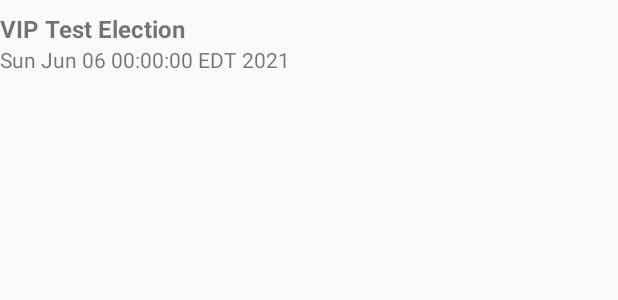
After one commit to yuriikonovalov/-udacity-nanodegree-political-preparedness, an Android app: the layout list_item_election.xml on its own in the app's theme, with its tools: preview values and no code run, on a phone screen of 412 x 824 dp. The commit adds this screen. Shown: the top 300 px of the screen. Run offline under Robolectric (Android 15) with nearby library versions, the phone set to English and light mode, and no system bars.

Commit message:
Add ElectionListAdapter

```diff
--- a/app/src/main/java/com/example/android/politicalpreparedness/launch/LaunchFragment.kt
+++ b/app/src/main/java/com/example/android/politicalpreparedness/launch/LaunchFragment.kt
@@ -3,10 +3,7 @@ package com.example.android.politicalpreparedness.launch
 import android.os.Bundle
 import android.view.*
 import androidx.fragment.app.Fragment
-import androidx.lifecycle.Observer
-import androidx.lifecycle.ViewModelProvider
 import androidx.navigation.fragment.findNavController
-import com.example.android.politicalpreparedness.R
 import com.example.android.politicalpreparedness.databinding.FragmentLaunchBinding
 
 
--- a/app/src/main/java/com/example/android/politicalpreparedness/util/BindingAdapters.kt
+++ /dev/null
@@ -1,5 +0,0 @@
-package com.example.android.politicalpreparedness.util
-
-import android.widget.ArrayAdapter
-import android.widget.Spinner
-import androidx.databinding.BindingAdapter
--- /dev/null
+++ b/app/src/main/java/com/example/android/politicalpreparedness/util/CommonConstants.kt
@@ -0,0 +1,6 @@
+package com.example.android.politicalpreparedness.util
+
+object CommonConstants {
+    //Sun Jun 06 00:00:00 EDT 2021
+    const val ELECTION_DATE_TO_STRING_FORMAT = "EEE MMM dd HH:mm:ss zz yyyy"
+}
--- a/app/src/main/res/layout/fragment_election.xml
+++ b/app/src/main/res/layout/fragment_election.xml
@@ -4,6 +4,11 @@
     xmlns:tools="http://schemas.android.com/tools">
 
     <!-- TODO: Add node to connect Election ViewModel -->
+    <data>
+        <variable
+            name="viewModel"
+            type="com.example.android.politicalpreparedness.election.ElectionsViewModel" />
+    </data>
 
     <androidx.constraintlayout.widget.ConstraintLayout
         android:layout_width="match_parent"
--- a/app/src/main/res/layout/fragment_representative.xml
+++ b/app/src/main/res/layout/fragment_representative.xml
@@ -67,7 +67,6 @@
             android:layout_height="0dp"
             android:autofillHints=""
             android:inputType="textPostalAddress"
-
             app:layout_constraintBottom_toBottomOf="@id/edittext_representative_city"
             app:layout_constraintEnd_toEndOf="parent"
             app:layout_constraintStart_toEndOf="@id/edittext_representative_city"
--- /dev/null
+++ b/app/src/main/res/layout/list_item_election.xml
@@ -0,0 +1,42 @@
+<?xml version="1.0" encoding="utf-8"?>
+<layout xmlns:android="http://schemas.android.com/apk/res/android"
+    xmlns:app="http://schemas.android.com/apk/res-auto"
+    xmlns:tools="http://schemas.android.com/tools">
+
+    <data>
+
+        <variable
+            name="election"
+            type="com.example.android.politicalpreparedness.network.models.Election" />
+
+        <variable
+            name="clickListener"
+            type="com.example.android.politicalpreparedness.election.adapter.ElectionListener" />
+    </data>
+
+
+    <LinearLayout
+        android:layout_width="match_parent"
+        android:layout_height="wrap_content"
+        android:layout_marginVertical="@dimen/margin_default"
+        android:onClick="@{() -> clickListener.onClick(election)}"
+        android:orientation="vertical">
+
+        <TextView
+            android:id="@+id/election_item_name"
+            android:layout_width="match_parent"
+            android:layout_height="wrap_content"
+            android:text="@{election.name}"
+            android:textSize="16sp"
+            android:textStyle="bold"
+            tools:text="VIP Test Election" />
+
+        <TextView
+            android:id="@+id/election_item_date"
+            dateToText="@{election.electionDay}"
+            android:layout_width="match_parent"
+            android:layout_height="wrap_content"
+            tools:text="Sun Jun 06 00:00:00 EDT 2021" />
+    </LinearLayout>
+
+</layout>
```
Also changed, not shown: app/src/main/java/com/example/android/politicalpreparedness/election/ElectionsFragment.kt (+16 -2 lines), app/src/main/java/com/example/android/politicalpreparedness/election/ElectionsViewModel.kt (+12 -2 lines), app/src/main/java/com/example/android/politicalpreparedness/election/adapter/ElectionListAdapter.kt (+55 -23 lines), app/src/main/java/com/example/android/politicalpreparedness/election/adapter/ElectionsBindingAdapters.kt (added, +16 -0 lines).
